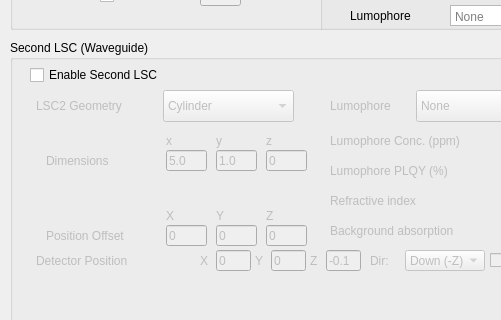
The window that GUI/form.ui (ZZ2k-IC/pvtrace-master) describes before a commit, drawn with Qt 5; both pictures show x 0 to 501 and y 265 to 585 of the 601 by 1100 pixel window.
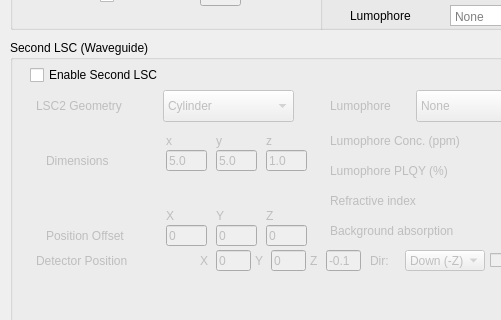
The same window after the commit.

Diff of the .ui file:
```diff
--- a/GUI/form.ui
+++ b/GUI/form.ui
@@ -1074,7 +1074,7 @@
       </rect>
      </property>
      <property name="text">
-      <string>1.0</string>
+      <string>5.0</string>
      </property>
      <property name="placeholderText">
       <string>y</string>
@@ -1105,7 +1105,7 @@
       </rect>
      </property>
      <property name="text">
-      <string>0</string>
+      <string>1.0</string>
      </property>
      <property name="placeholderText">
       <string>z</string>
```
